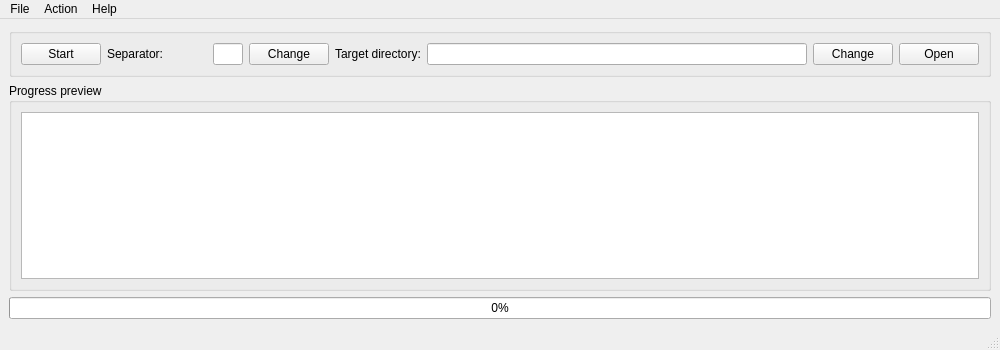
Qt form designer/mainwindow.ui (LimberDuck/converter-csv) before a commit.
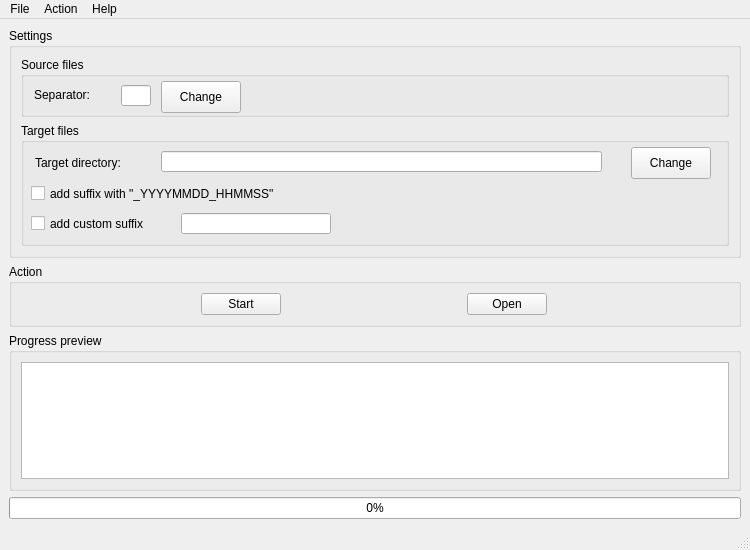
The same form after that commit.

```diff
--- a/designer/mainwindow.ui
+++ b/designer/mainwindow.ui
@@ -6,8 +6,8 @@
    <rect>
     <x>0</x>
     <y>0</y>
-    <width>1000</width>
-    <height>350</height>
+    <width>750</width>
+    <height>550</height>
    </rect>
   </property>
   <property name="sizePolicy">
@@ -18,8 +18,8 @@
   </property>
   <property name="minimumSize">
    <size>
-    <width>1000</width>
-    <height>350</height>
+    <width>750</width>
+    <height>550</height>
    </size>
   </property>
   <property name="windowTitle">
@@ -34,8 +34,8 @@
    </property>
    <property name="minimumSize">
     <size>
-     <width>500</width>
-     <height>200</height>
+     <width>750</width>
+     <height>500</height>
     </size>
    </property>
    <property name="maximumSize">
@@ -46,72 +46,49 @@
    </property>
    <layout class="QVBoxLayout" name="verticalLayout">
     <item>
-     <widget class="QGroupBox" name="groupBox_action">
+     <widget class="QGroupBox" name="groupBox_settings">
       <property name="minimumSize">
        <size>
         <width>0</width>
-        <height>0</height>
+        <height>230</height>
        </size>
       </property>
       <property name="maximumSize">
        <size>
         <width>16777215</width>
-        <height>160</height>
+        <height>230</height>
        </size>
       </property>
       <property name="title">
-       <string/>
+       <string>Settings</string>
       </property>
-      <layout class="QHBoxLayout" name="horizontalLayout_2">
+      <layout class="QVBoxLayout" name="verticalLayout_3">
        <item>
-        <widget class="QPushButton" name="pushButton_start">
+        <widget class="QGroupBox" name="groupBox_source">
          <property name="minimumSize">
           <size>
-           <width>80</width>
+           <width>0</width>
            <height>0</height>
           </size>
          </property>
          <property name="maximumSize">
           <size>
-           <width>80</width>
-           <height>16777215</height>
+           <width>16777215</width>
+           <height>60</height>
           </size>
          </property>
-         <property name="toolTip">
-          <string>&lt;html&gt;&lt;head/&gt;&lt;body&gt;&lt;p&gt;Click to &lt;span style=&quot; font-weight:600;&quot;&gt;start &lt;/span&gt;conversion of selected *.csv files.&lt;/p&gt;&lt;/body&gt;&lt;/html&gt;</string>
+         <property name="title">
+          <string>Source files</string>
          </property>
-         <property name="toolTipDuration">
-          <number>-1</number>
-         </property>
-         <property name="statusTip">
-          <string/>
-         </property>
-         <property name="text">
-          <string>Start</string>
-         </property>
-        </widget>
-       </item>
-       <item>
-        <widget class="QLabel" name="label_separator">
-         <property name="minimumSize">
-          <size>
-           <width>100</width>
-           <height>0</height>
-          </size>
-         </property>
-         <property name="maximumSize">
-          <size>
-           <width>100</width>
-           <height>16777215</height>
-          </size>
-         </property>
-         <property name="text">
-          <string>Separator:</string>
-         </property>
-        </widget>
-       </item>
-       <item>
         <widget class="QLineEdit" name="lineEdit_separator">
+          <property name="geometry">
+           <rect>
+            <x>100</x>
+            <y>28</y>
+            <width>30</width>
+            <height>21</height>
+           </rect>
+          </property>
          <property name="maximumSize">
           <size>
            <width>30</width>
@@ -122,9 +99,15 @@
           <string>&lt;html&gt;&lt;head/&gt;&lt;body&gt;&lt;p&gt;Key-in separation sign e.g. ; or ,&lt;/p&gt;&lt;/body&gt;&lt;/html&gt;</string>
          </property>
         </widget>
-       </item>
-       <item>
         <widget class="QPushButton" name="pushButton_separator_change">
+          <property name="geometry">
+           <rect>
+            <x>140</x>
+            <y>24</y>
+            <width>80</width>
+            <height>32</height>
+           </rect>
+          </property>
          <property name="minimumSize">
           <size>
            <width>80</width>
@@ -144,23 +127,107 @@
           <string>Change</string>
          </property>
         </widget>
+         <widget class="QLabel" name="label_separator">
+          <property name="geometry">
+           <rect>
+            <x>13</x>
+            <y>28</y>
+            <width>70</width>
+            <height>20</height>
+           </rect>
+          </property>
+          <property name="minimumSize">
+           <size>
+            <width>70</width>
+            <height>0</height>
+           </size>
+          </property>
+          <property name="maximumSize">
+           <size>
+            <width>60</width>
+            <height>16777215</height>
+           </size>
+          </property>
+          <property name="text">
+           <string>Separator:</string>
+          </property>
+         </widget>
+         <zorder>lineEdit_separator</zorder>
+         <zorder>pushButton_separator_change</zorder>
+         <zorder>label_separator</zorder>
+         <zorder>groupBox_drag_and_drop</zorder>
+        </widget>
        </item>
        <item>
+        <widget class="QGroupBox" name="groupBox_target">
+         <property name="maximumSize">
+          <size>
+           <width>16777215</width>
+           <height>140</height>
+          </size>
+         </property>
+         <property name="title">
+          <string>Target files</string>
+         </property>
         <widget class="QLabel" name="label_target_directory">
+          <property name="geometry">
+           <rect>
+            <x>14</x>
+            <y>29</y>
+            <width>120</width>
+            <height>21</height>
+           </rect>
+          </property>
+          <property name="minimumSize">
+           <size>
+            <width>110</width>
+            <height>0</height>
+           </size>
+          </property>
+          <property name="maximumSize">
+           <size>
+            <width>120</width>
+            <height>16777215</height>
+           </size>
+          </property>
          <property name="text">
           <string>Target directory:</string>
          </property>
         </widget>
-       </item>
-       <item>
         <widget class="QLineEdit" name="lineEdit_target_directory">
+          <property name="geometry">
+           <rect>
+            <x>140</x>
+            <y>28</y>
+            <width>441</width>
+            <height>21</height>
+           </rect>
+          </property>
+          <property name="minimumSize">
+           <size>
+            <width>0</width>
+            <height>0</height>
+           </size>
+          </property>
+          <property name="maximumSize">
+           <size>
+            <width>450</width>
+            <height>16777215</height>
+           </size>
+          </property>
          <property name="readOnly">
           <bool>true</bool>
          </property>
         </widget>
-       </item>
-       <item>
         <widget class="QPushButton" name="pushButton_target_dir_change">
+          <property name="geometry">
+           <rect>
+            <x>610</x>
+            <y>24</y>
+            <width>80</width>
+            <height>32</height>
+           </rect>
+          </property>
          <property name="minimumSize">
           <size>
            <width>80</width>
@@ -180,9 +247,146 @@
           <string>Change</string>
          </property>
         </widget>
+         <widget class="QCheckBox" name="checkBox_suffix_timestamp">
+          <property name="geometry">
+           <rect>
+            <x>10</x>
+            <y>60</y>
+            <width>300</width>
+            <height>21</height>
+           </rect>
+          </property>
+          <property name="minimumSize">
+           <size>
+            <width>300</width>
+            <height>0</height>
+           </size>
+          </property>
+          <property name="maximumSize">
+           <size>
+            <width>300</width>
+            <height>16777215</height>
+           </size>
+          </property>
+          <property name="text">
+           <string>add suffix with &quot;_YYYYMMDD_HHMMSS&quot;</string>
+          </property>
+         </widget>
+         <widget class="QCheckBox" name="checkBox_suffix_custom">
+          <property name="geometry">
+           <rect>
+            <x>10</x>
+            <y>90</y>
+            <width>150</width>
+            <height>21</height>
+           </rect>
+          </property>
+          <property name="minimumSize">
+           <size>
+            <width>150</width>
+            <height>0</height>
+           </size>
+          </property>
+          <property name="maximumSize">
+           <size>
+            <width>150</width>
+            <height>16777215</height>
+           </size>
+          </property>
+          <property name="text">
+           <string>add custom suffix</string>
+          </property>
+         </widget>
+         <widget class="QLineEdit" name="lineEdit_suffix_custom_value">
+          <property name="enabled">
+           <bool>true</bool>
+          </property>
+          <property name="geometry">
+           <rect>
+            <x>160</x>
+            <y>90</y>
+            <width>150</width>
+            <height>21</height>
+           </rect>
+          </property>
+          <property name="minimumSize">
+           <size>
+            <width>150</width>
+            <height>0</height>
+           </size>
+          </property>
+          <property name="maximumSize">
+           <size>
+            <width>150</width>
+            <height>16777215</height>
+           </size>
+          </property>
+          <property name="clearButtonEnabled">
+           <bool>false</bool>
+          </property>
+         </widget>
+         <zorder>lineEdit_target_directory</zorder>
+         <zorder>label_target_directory</zorder>
+         <zorder>label_target_directory</zorder>
+         <zorder>label_target_directory</zorder>
+         <zorder>lineEdit_target_directory</zorder>
+         <zorder>pushButton_target_dir_change</zorder>
+         <zorder>checkBox_suffix_timestamp</zorder>
+         <zorder>checkBox_suffix_custom</zorder>
+         <zorder>lineEdit_suffix_custom_value</zorder>
+        </widget>
+       </item>
+      </layout>
+     </widget>
+    </item>
+    <item>
+     <widget class="QGroupBox" name="groupBox_action">
+      <property name="minimumSize">
+       <size>
+        <width>0</width>
+        <height>0</height>
+       </size>
+      </property>
+      <property name="title">
+       <string>Action</string>
+      </property>
+      <layout class="QHBoxLayout" name="horizontalLayout_2">
+       <item>
+        <widget class="QPushButton" name="pushButton_start">
+         <property name="enabled">
+          <bool>true</bool>
+         </property>
+         <property name="minimumSize">
+          <size>
+           <width>80</width>
+           <height>0</height>
+          </size>
+         </property>
+         <property name="maximumSize">
+          <size>
+           <width>80</width>
+           <height>16777215</height>
+          </size>
+         </property>
+         <property name="toolTip">
+          <string>&lt;html&gt;&lt;head/&gt;&lt;body&gt;&lt;p&gt;Click to &lt;span style=&quot; font-weight:600;&quot;&gt;start &lt;/span&gt;conversion of selected *.csv files.&lt;/p&gt;&lt;/body&gt;&lt;/html&gt;</string>
+         </property>
+         <property name="toolTipDuration">
+          <number>-1</number>
+         </property>
+         <property name="statusTip">
+          <string/>
+         </property>
+         <property name="text">
+          <string>Start</string>
+         </property>
+        </widget>
        </item>
        <item>
         <widget class="QPushButton" name="pushButton_target_dir_open">
+         <property name="enabled">
+          <bool>true</bool>
+         </property>
          <property name="minimumSize">
           <size>
            <width>80</width>
@@ -211,7 +415,7 @@
       <property name="minimumSize">
        <size>
         <width>0</width>
-        <height>0</height>
+        <height>120</height>
        </size>
       </property>
       <property name="title">
@@ -257,7 +461,7 @@
     <rect>
      <x>0</x>
      <y>0</y>
-     <width>1000</width>
+     <width>750</width>
      <height>22</height>
     </rect>
    </property>
```
Left out of the diff: 2 changed lines with no effect on the pictures. Lines whose indentation alone changed are shown as unchanged.
